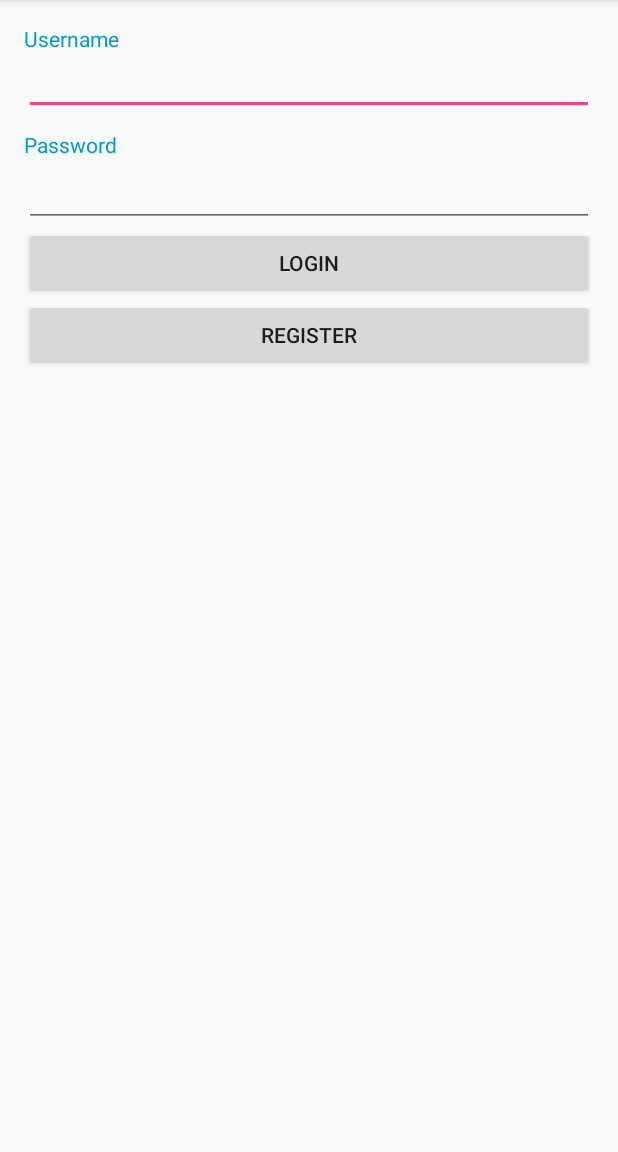
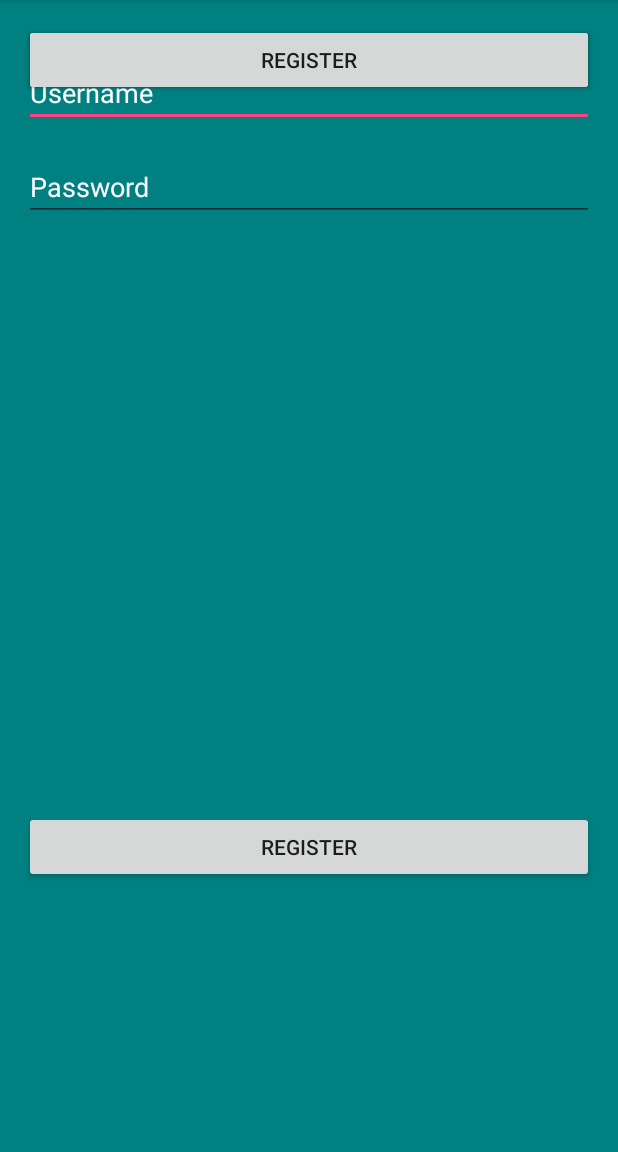
Before and after one commit to CUNYTech/foodproof, an Android app: the screen it shows after launch (Login), on a phone screen of 412 x 824 dp, the part 84-1236 px from its top. Run offline under Robolectric (Android 15) with nearby library versions, the phone set to English and light mode, and no system bars.

Commit message:
Front end changes

```diff
--- a/app/src/main/java/edu/cuny/foodproof/Login.java
+++ b/app/src/main/java/edu/cuny/foodproof/Login.java
@@ -39,6 +39,8 @@
 
         bLogin.setOnClickListener(this);
         bRegister.setOnClickListener(this);
+        //        etUsername.setBackgroundColor(Color.parseColor("#ffffff"));
+
     }
 
     @Override
--- a/app/src/main/res/layout/activity_login.xml
+++ b/app/src/main/res/layout/activity_login.xml
@@ -8,36 +8,67 @@
     android:paddingLeft="@dimen/activity_horizontal_margin"
     android:paddingRight="@dimen/activity_horizontal_margin"
     android:paddingTop="@dimen/activity_vertical_margin"
+    android:background="#008080"
+
     tools:context="edu.cuny.foodproof.Login">
 
-    <LinearLayout
+    <RelativeLayout
         android:layout_width="match_parent"
         android:layout_height="match_parent"
         android:orientation="vertical">
 
-        <TextView
+        <!--<TextView-->
+            <!--android:layout_width="match_parent"-->
+            <!--android:layout_height="15dp"-->
+            <!--android:text="Username"-->
+            <!--android:textColor="@android:color/holo_blue_dark"/>-->
+
+        <!--<TextView-->
+            <!--android:layout_width="wrap_content"-->
+            <!--android:layout_height="wrap_content"-->
+            <!--android:text="Password"-->
+            <!--android:textColor="@android:color/holo_blue_dark"/>-->
+        <Button
+            android:id="@+id/btLogin"
+            android:text="Login"
             android:layout_width="match_parent"
-            android:layout_height="15dp"
-            android:text="Username"
-            android:textColor="@android:color/holo_blue_dark"/>
+            android:layout_height="wrap_content"
+            android:layout_above="@+id/btRegister"
+            android:layout_marginBottom="21dp" />
+
+        <Button
+            android:id="@+id/btRegister"
+            android:text="Register"
+            android:layout_width="match_parent"
+            android:layout_height="wrap_content"
+            android:layout_alignParentBottom="true"
+            android:layout_alignParentLeft="true"
+            android:layout_alignParentStart="true"
+            android:layout_marginBottom="163dp" />
+
 
         <EditText
             android:id="@+id/etUsername"
+            android:hint="Username"
+            android:textColorHint="#ffffff"
             android:layout_width="match_parent"
-            android:layout_marginBottom="10dp"
-            android:layout_height="wrap_content" />
-
-        <TextView
-            android:layout_width="wrap_content"
             android:layout_height="wrap_content"
-            android:text="Password"
-            android:textColor="@android:color/holo_blue_dark"/>
+            android:layout_alignParentTop="true"
+            android:layout_alignParentLeft="true"
+            android:layout_alignParentStart="true"
+            android:layout_marginTop="23dp" />
 
         <EditText
             android:id="@+id/etPassword"
             android:inputType="textPassword"
+            android:hint="Password"
+            android:textColorHint="#ffffff"
             android:layout_width="match_parent"
             android:layout_height="wrap_content"
+            android:layout_marginTop="17dp"
+            android:layout_below="@+id/etUsername"
+            android:layout_alignParentLeft="true"
+            android:layout_alignParentStart="true"
             />
 
         <Button
@@ -59,5 +90,5 @@
             android:text="_"
             android:textColor="@android:color/holo_blue_dark"/>
 
-    </LinearLayout>
+    </RelativeLayout>
 </RelativeLayout>
```
